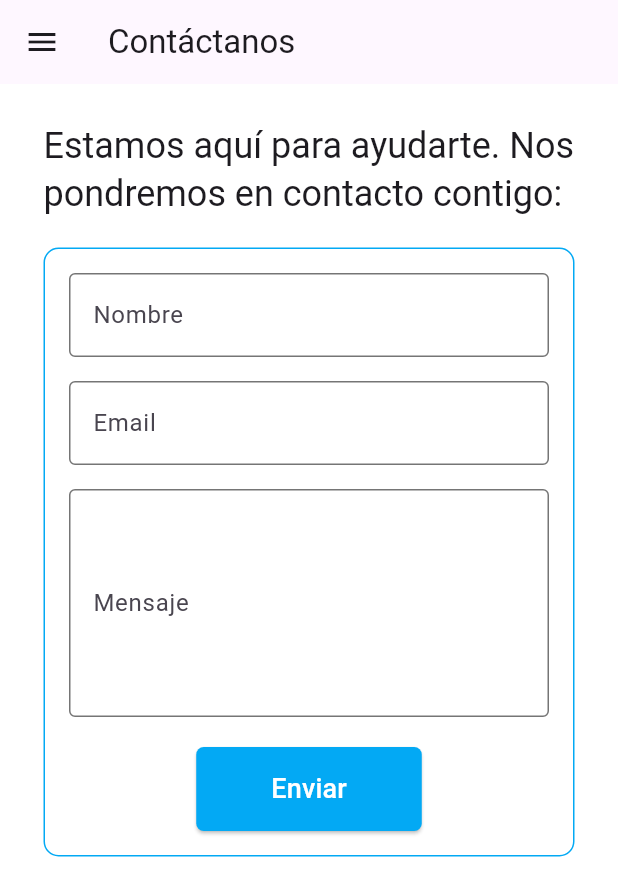
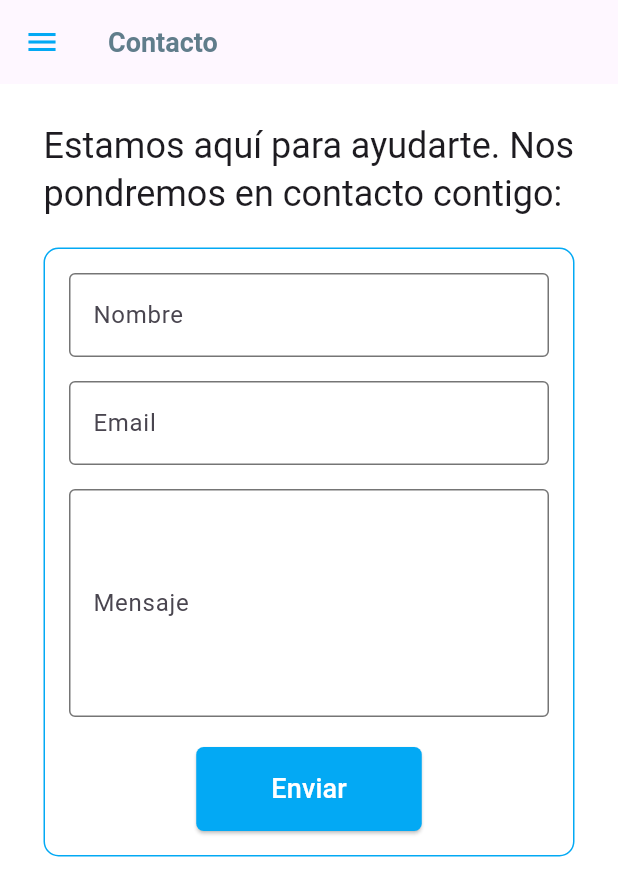
Before and after one commit to DBRACERO321/app-mov-final, a Flutter app: the AboutUsPage screen opened by its route, after a tap on "Contáctanos", on a phone screen of 412 x 824 dp. Shown: the top 896 px of the screen. Run offline on Flutter 3.47's test engine with Material 3 defaults, Android fonts, the phone set to English and light mode, and no system bars; our stand-ins replace bloc, flutter_bloc.

Commit message:
cambio de la paleta de colores

```diff
--- a/lib/features/about_us/about-us.dart
+++ b/lib/features/about_us/about-us.dart
@@ -59,8 +59,19 @@ class _AboutUsPageState extends State<AboutUsPage> {
     return BlocProvider.value(
       value: BlocProvider.of<DrawerCubit>(context),
       child: Scaffold(
-        appBar: AppBar(
-          title: const Text('Acerca de Nosotros'),
+         appBar: AppBar(
+          title: const Text('Acerca de nosotros',style: const TextStyle(fontSize: 18, fontWeight: FontWeight.bold,color: Colors.blueGrey),),
+          leading: Builder(
+            builder: (context) {
+              return IconButton(
+                icon: Icon(Icons.menu, color: Colors.lightBlue),
+                onPressed: () {
+                  Scaffold.of(context)
+                      .openDrawer(); // Usa el contexto correcto aquí
+                },
+              );
+            },
+          ),
         ),
         drawer: AppDrawer(),
         body: SingleChildScrollView(
@@ -73,7 +84,7 @@ class _AboutUsPageState extends State<AboutUsPage> {
                 opacity: _opacityList[0], // Animar con el valor correspondiente
                 duration: Duration(seconds: 1),
                 child: Text(
-                  'Estilo Urbano',
+                  'Estilo 360',
                   style: Theme.of(context).textTheme.headlineMedium,
                 ),
               ),
@@ -83,7 +94,7 @@ class _AboutUsPageState extends State<AboutUsPage> {
                 opacity: _opacityList[1], // Animar con el valor correspondiente
                 duration: Duration(seconds: 1),
                 child: Text(
-                  'En Estilo Urbano, somos apasionados por la moda y nos dedicamos a '
+                  'En Estilo 360, somos apasionados por la moda y nos dedicamos a '
                   'ofrecer prendas de alta calidad que reflejan las últimas tendencias. '
                   'Nuestro objetivo es empoderar a nuestros clientes para que se sientan '
                   'cómodos y seguros en su estilo personal.',
--- a/lib/features/contacts/ContactPage.dart
+++ b/lib/features/contacts/ContactPage.dart
@@ -58,8 +58,19 @@ class _ContactPageState extends State<ContactPage>
     return BlocProvider.value(
       value: BlocProvider.of<DrawerCubit>(context),
       child: Scaffold(
-        appBar: AppBar(
-          title: const Text('Contáctanos'),
+         appBar: AppBar(
+          title: const Text('Contacto',style: const TextStyle(fontSize: 18, fontWeight: FontWeight.bold,color: Colors.blueGrey),),
+          leading: Builder(
+            builder: (context) {
+              return IconButton(
+                icon: Icon(Icons.menu, color: Colors.lightBlue),
+                onPressed: () {
+                  Scaffold.of(context)
+                      .openDrawer(); // Usa el contexto correcto aquí
+                },
+              );
+            },
+          ),
         ),
         drawer: AppDrawer(), // Agregar el AppDrawer aquí
         body: Container(
--- a/lib/features/navigation/app-drawer.dart
+++ b/lib/features/navigation/app-drawer.dart
@@ -15,13 +15,12 @@ class AppDrawer extends StatelessWidget {
             decoration: BoxDecoration(
                 border: Border(
                     bottom: BorderSide(color: Colors.lightBlue, width: 2.0))),
-            child: Container(
-                margin: EdgeInsets.only(left: 20.0),
-                child: Text(
-                  'Estilo 360',
-                  textAlign: TextAlign.left,
-                  style: TextStyle(color: Colors.lightBlue),
-                )),
+            child: Center(
+                child: Image.asset(
+                'assets/images/logo.png',
+                width: 300,
+                height: 200,
+              )),
           ),
           ExpandedMenu(
             menuItemRoutes: menuItemRoutes,
--- a/lib/features/navigation/widgets/menu-item-tile.dart
+++ b/lib/features/navigation/widgets/menu-item-tile.dart
@@ -9,20 +9,47 @@ class MenuItemTile extends StatelessWidget {
   final String title;
   final String route;
 
-  const MenuItemTile({Key? key,required this.index,required this.icon,required this.title,required this.route,
+  const MenuItemTile({
+    Key? key,
+    required this.index,
+    required this.icon,
+    required this.title,
+    required this.route,
   }) : super(key: key);
 
   @override
   Widget build(BuildContext context) {
     return BlocBuilder<DrawerCubit, DrawerState>(
       builder: (context, state) {
-              return ListTile(
-                leading: Icon(icon,color: state.selectedIndex == index ? Colors.lightBlue : Colors.blueGrey,),
-                title: Text(title,style: TextStyle(color: state.selectedIndex == index ? Colors.lightBlue : Colors.grey)),
+        return Container(
+          decoration: BoxDecoration(
+            border: Border(
+              bottom: BorderSide(
+                color: Colors.blueGrey, // Color del borde
+                width: 1.0, // Ancho del borde
+              ),
+            ),
+          ),
+          child: ListTile(
+            leading: Icon(
+              icon,
+              color: state.selectedIndex == index
+                  ? Colors.lightBlue
+                  : Colors.blueGrey,
+            ),
+            title: Text(
+              title,
+              style: TextStyle(
+                color: state.selectedIndex == index
+                    ? Colors.lightBlue
+                    : Colors.blueGrey,
+              ),
+            ),
             onTap: () {
               context.read<DrawerCubit>().selectItem(index);
               Navigator.pushReplacementNamed(context, route);
             },
+          ),
         );
       },
     );
```
Also changed, not shown: lib/features/home/app-home.dart (+15 -3 lines), lib/features/home/widgets/product-card.dart (+4 -3 lines), lib/features/settings/app-settings.dart (+13 -2 lines). Lines whose indentation alone changed are shown as unchanged.
